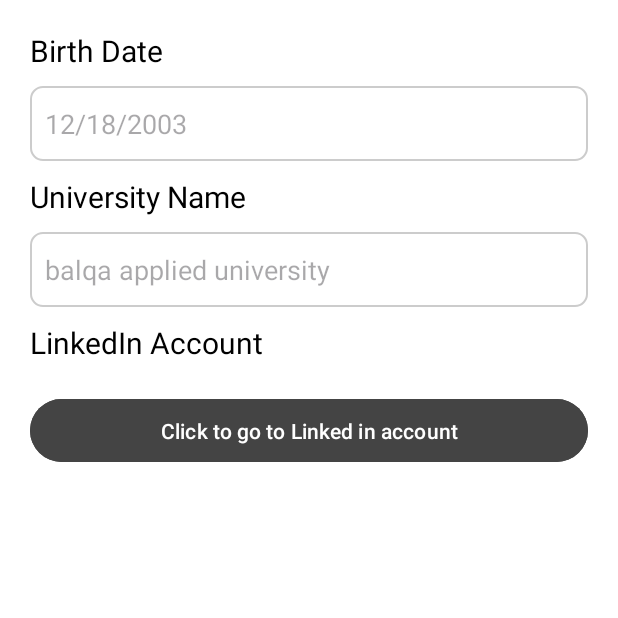
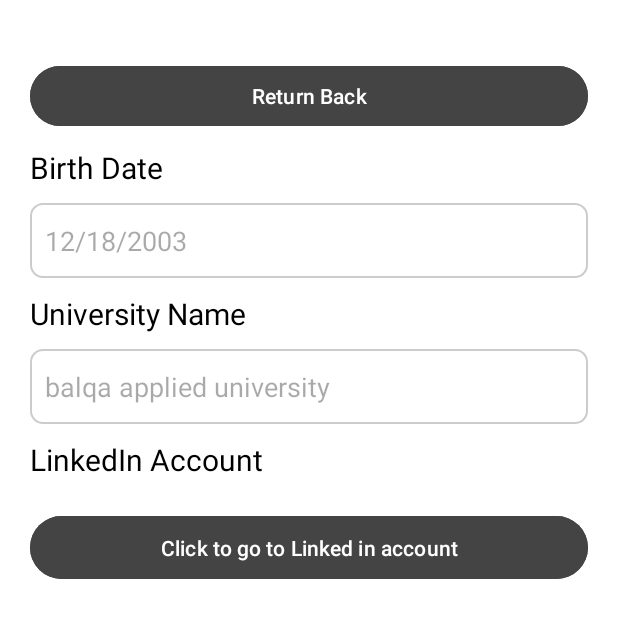
Before and after one commit to ramisedra23/fragment_project, an Android app: the MoreInfoFragment screen opened through its navigation route, on a phone screen of 412 x 824 dp. Shown: the top 618 px of the screen. Run offline under Robolectric (Android 15) with nearby library versions, the phone set to English and light mode, and no system bars.

Commit message:
adding a back button in show more fragment to return back to profile fragment

```diff
--- a/app/src/main/java/com/example/cvproject/ShowMore.kt
+++ b/app/src/main/java/com/example/cvproject/ShowMore.kt
@@ -9,6 +9,7 @@ import android.view.LayoutInflater
 import android.view.View
 import android.view.ViewGroup
 import android.widget.Button
+import androidx.navigation.fragment.findNavController
 
 class MoreInfoFragment : Fragment(R.layout.fragment_showmore) {
 
@@ -20,9 +21,13 @@ class MoreInfoFragment : Fragment(R.layout.fragment_showmore) {
         val view = inflater.inflate(R.layout.fragment_showmore, container, false)
 
         val btnLinkedIn: Button = view.findViewById(R.id.open_linkedin)
+        val btnBack: Button = view.findViewById(R.id.btnback)
         btnLinkedIn.setOnClickListener {
             val intent = Intent(Intent.ACTION_VIEW, Uri.parse("https://jo.linkedin.com/in/rami-raed-02b0b7225"))
             startActivity(intent)
+        }
+        btnBack?.setOnClickListener {
+            findNavController().navigateUp()
         }
 
         return view
--- a/app/src/main/res/layout/fragment_showmore.xml
+++ b/app/src/main/res/layout/fragment_showmore.xml
@@ -1,15 +1,27 @@
 <?xml version="1.0" encoding="utf-8"?>
 <FrameLayout xmlns:android="http://schemas.android.com/apk/res/android"
+    xmlns:app="http://schemas.android.com/apk/res-auto"
     xmlns:tools="http://schemas.android.com/tools"
     android:layout_width="match_parent"
     android:layout_height="match_parent"
     android:background="@color/white">
-<androidx.constraintlayout.widget.ConstraintLayout xmlns:android="http://schemas.android.com/apk/res/android"
+
+    <androidx.constraintlayout.widget.ConstraintLayout
         android:layout_width="match_parent"
         android:layout_height="match_parent"
-    xmlns:app="http://schemas.android.com/apk/res-auto"
         android:layout_margin="20dp">
 
+        <Button
+            android:id="@+id/btnback"
+            android:layout_width="match_parent"
+            android:layout_height="wrap_content"
+            android:layout_marginTop="20dp"
+            android:backgroundTint="#444444"
+            android:text="Return Back"
+            android:textColor="#FFFFFF"
+            app:layout_constraintEnd_toEndOf="parent"
+            app:layout_constraintStart_toStartOf="parent"
+            app:layout_constraintTop_toTopOf="parent" />
 
         <TextView
             android:id="@+id/birth_date_label"
@@ -18,61 +30,66 @@
             android:text="Birth Date"
             android:textColor="#FF000000"
             android:textSize="20dp"
+            android:layout_marginTop="10dp"
             app:layout_constraintStart_toStartOf="parent"
-        app:layout_constraintTop_toTopOf="parent" />
+            app:layout_constraintTop_toBottomOf="@id/btnback" />
 
         <EditText
             android:id="@+id/birth_date"
             android:layout_width="0dp"
             android:layout_height="50dp"
+            android:layout_marginTop="10dp"
             android:background="@drawable/input_background"
-        app:layout_constraintEnd_toEndOf="parent"
-        android:layout_marginTop="10dp"
-        app:layout_constraintStart_toStartOf="parent"
             android:hint="12/18/2003"
             android:inputType="date"
+            app:layout_constraintEnd_toEndOf="parent"
+            app:layout_constraintStart_toStartOf="parent"
             app:layout_constraintTop_toBottomOf="@+id/birth_date_label" />
+
         <TextView
             android:id="@+id/uni_name_label"
             android:layout_width="match_parent"
             android:layout_height="wrap_content"
+            android:paddingTop="10dp"
             android:text="University Name"
-        android:paddingTop="10dp"
             android:textColor="#FF000000"
             android:textSize="20dp"
-        app:layout_constraintTop_toBottomOf="@+id/birth_date"
-        app:layout_constraintBottom_toTopOf="@id/uni_name"/>
+            app:layout_constraintBottom_toTopOf="@id/uni_name"
+            app:layout_constraintTop_toBottomOf="@+id/birth_date" />
+
         <EditText
             android:id="@+id/uni_name"
             android:layout_width="0dp"
             android:layout_height="50dp"
+            android:layout_marginTop="10dp"
             android:background="@drawable/input_background"
+            android:hint="balqa applied university"
+            app:layout_constraintBottom_toTopOf="@id/linked_in_label"
             app:layout_constraintEnd_toEndOf="parent"
-        android:layout_marginTop="10dp"
             app:layout_constraintStart_toStartOf="parent"
-        android:hint="balqa applied university"
-        app:layout_constraintTop_toBottomOf="@id/uni_name_label"
-        app:layout_constraintBottom_toTopOf="@id/linked_in_label"/>
+            app:layout_constraintTop_toBottomOf="@id/uni_name_label" />
+
         <TextView
             android:id="@+id/linked_in_label"
             android:layout_width="match_parent"
             android:layout_height="wrap_content"
+            android:paddingTop="10dp"
             android:text="LinkedIn Account"
             android:textColor="#FF000000"
-        android:paddingTop="10dp"
             android:textSize="20dp"
-        app:layout_constraintTop_toBottomOf="@+id/uni_name"/>
+            app:layout_constraintTop_toBottomOf="@+id/uni_name" />
+
         <Button
             android:id="@+id/open_linkedin"
             android:layout_width="0dp"
             android:layout_height="50dp"
+            android:layout_marginTop="20dp"
+            android:backgroundTint="#444444"
+            android:text="Click to go to Linked in account"
             android:textColor="#FFFFFF"
-        android:backgroundTint="#444444"
-        app:layout_constraintTop_toBottomOf="@+id/linked_in_label"
             app:layout_constraintEnd_toEndOf="parent"
-        android:layout_marginTop="20dp"
             app:layout_constraintStart_toStartOf="parent"
-        android:text="Click to go to Linked in account"/>
+            app:layout_constraintTop_toBottomOf="@+id/linked_in_label" />
 
 
     </androidx.constraintlayout.widget.ConstraintLayout>
```
Lines whose indentation alone changed are shown as unchanged.
